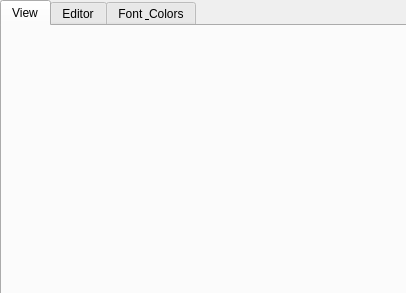
First picture: the form in App/prefrences.ui, repository djeada/Lightpad, before the edit.
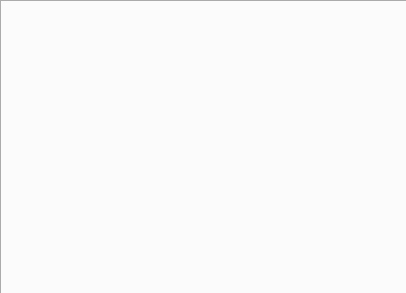
Second picture: the form after the edit.

Commit message: improved prefrences dialog

Diff of the .ui file:
```diff
--- a/App/prefrences.ui
+++ b/App/prefrences.ui
@@ -25,21 +25,6 @@
    <property name="currentIndex">
     <number>0</number>
    </property>
-   <widget class="QWidget" name="tab">
-    <attribute name="title">
-     <string>View</string>
-    </attribute>
-   </widget>
-   <widget class="QWidget" name="tab_2">
-    <attribute name="title">
-     <string>Editor</string>
-    </attribute>
-   </widget>
-   <widget class="QWidget" name="tab_3">
-    <attribute name="title">
-     <string>Font &amp; Colors</string>
-    </attribute>
-   </widget>
   </widget>
  </widget>
  <resources/>
```
Left out of the diff: 2 changed lines with no effect on the pictures. The commit also changes 6 other files.
